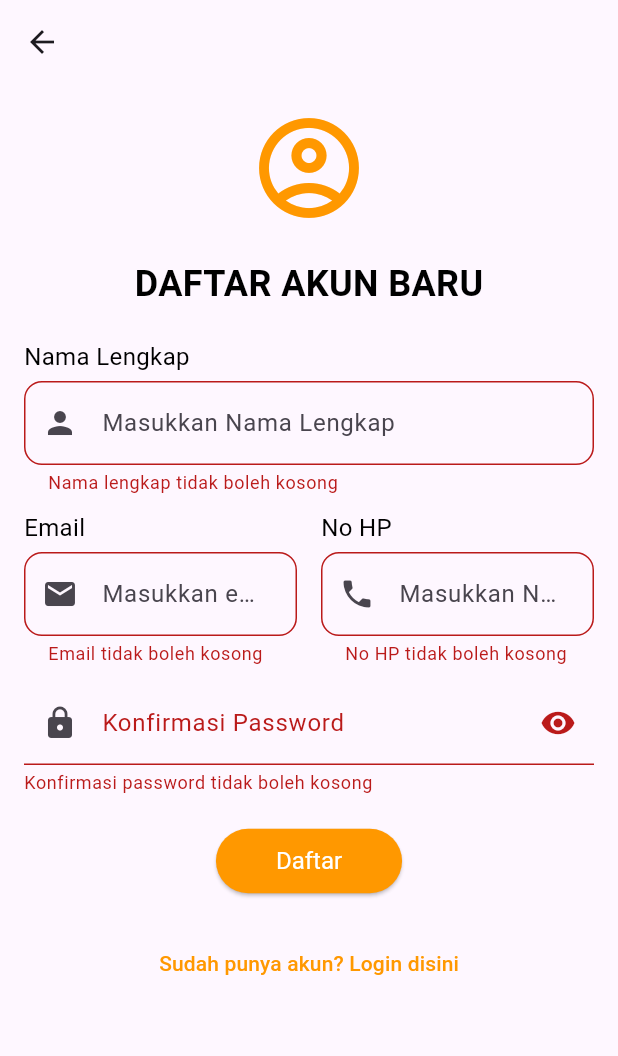
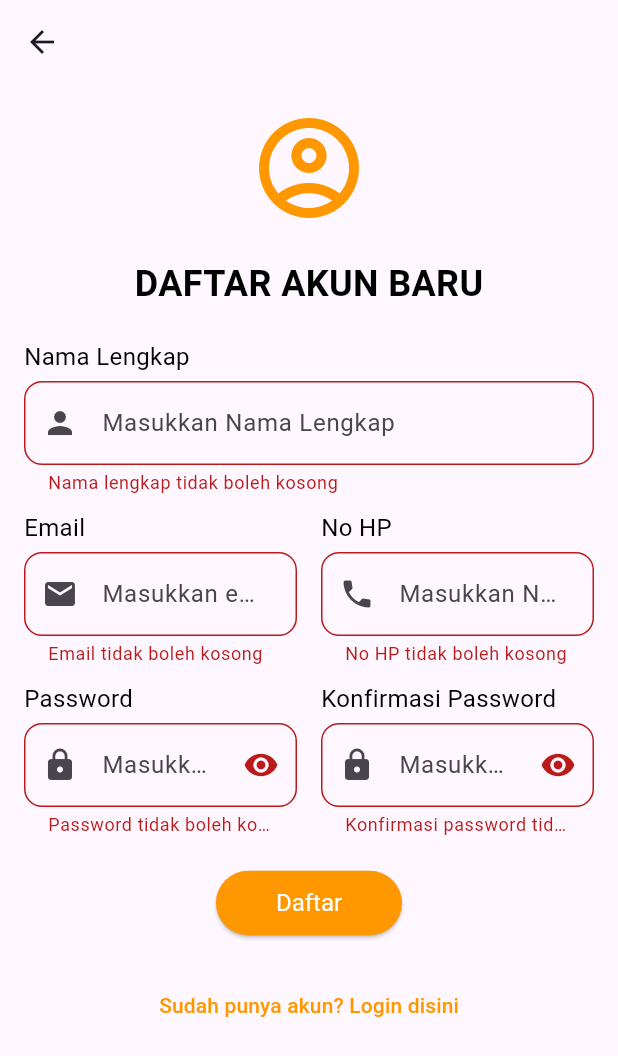
Before and after one commit to azzamaflah/20220140110_UCP1Flutter, a Flutter app: the RegisterPage screen opened directly, after a tap on "Daftar", on a phone screen of 412 x 824 dp. Shown: the top 1056 px of the screen. Run offline on Flutter 3.47's test engine with Material 3 defaults, Android fonts, the phone set to English and light mode, and no system bars.

Commit message:
membuat kolom pada password dan konfirmasi password dengan membuat border dan label nya

```diff
--- a/lib/RegisterPage.dart
+++ b/lib/RegisterPage.dart
@@ -209,14 +209,90 @@ class _RegisterPageState extends State<RegisterPage> {
               ),
               const SizedBox(height: 10),
 
+              Row(
+                children: [
+                  // Password
+                  Expanded(
+                    child: Padding(
+                      padding: const EdgeInsets.only(right: 8.0),
+                      child: Column(
+                        crossAxisAlignment: CrossAxisAlignment.start,
+                        children: [
+                          const Text(
+                            'Password',
+                            style: TextStyle(fontSize: 16, color: Colors.black),
+                          ),
+                          const SizedBox(height: 5),
+                          TextFormField(
+                            controller: passwordController,
+                            decoration: InputDecoration(
+                              prefixIcon: const Icon(Icons.lock),
+                              hintText: 'Masukkan password Anda',
+                              suffixIcon: const Icon(Icons.visibility),
+                              border: OutlineInputBorder(
+                                borderRadius: BorderRadius.circular(12.0),
+                              ),
+                              focusedBorder: OutlineInputBorder(
+                                borderRadius: BorderRadius.circular(12.0),
+                                borderSide: const BorderSide(
+                                  color: Colors.orange,
+                                  width: 2,
+                                ),
+                              ),
+                              enabledBorder: OutlineInputBorder(
+                                borderRadius: BorderRadius.circular(12.0),
+                                borderSide: const BorderSide(
+                                  color: Colors.grey,
+                                  width: 1,
+                                ),
+                              ),
+                            ),
+                            obscureText: true,
+                            validator: (value) {
+                              if (value == null || value.isEmpty) {
+                                return 'Password tidak boleh kosong';
+                              }
+                              return null;
+                            },
+                          ),
+                        ],
+                      ),
+                    ),
+                  ),
+                  // Konfirmasi Password
+                  Expanded(
+                    child: Padding(
+                      padding: const EdgeInsets.only(left: 8.0),
+                      child: Column(
+                        crossAxisAlignment: CrossAxisAlignment.start,
+                        children: [
+                          const Text(
+                            'Konfirmasi Password',
+                            style: TextStyle(fontSize: 16, color: Colors.black),
+                          ),
+                          const SizedBox(height: 5),
                           TextFormField(
                             controller: confirmPasswordController,
-                decoration: const InputDecoration(
-                  labelText: 'Konfirmasi Password',
-                  prefixIcon: Icon(Icons.lock),
-                  suffixIcon: IconButton(
-                    icon: Icon(Icons.visibility),
-                    onPressed: null,
+                            decoration: InputDecoration(
+                              prefixIcon: const Icon(Icons.lock),
+                              hintText: 'Masukkan konfirmasi password Anda',
+                              suffixIcon: const Icon(Icons.visibility),
+                              border: OutlineInputBorder(
+                                borderRadius: BorderRadius.circular(12.0),
+                              ),
+                              focusedBorder: OutlineInputBorder(
+                                borderRadius: BorderRadius.circular(12.0),
+                                borderSide: const BorderSide(
+                                  color: Colors.orange,
+                                  width: 2,
+                                ),
+                              ),
+                              enabledBorder: OutlineInputBorder(
+                                borderRadius: BorderRadius.circular(12.0),
+                                borderSide: const BorderSide(
+                                  color: Colors.grey,
+                                  width: 1,
+                                ),
                               ),
                             ),
                             obscureText: true,
@@ -226,6 +302,12 @@ class _RegisterPageState extends State<RegisterPage> {
                               }
                               return null;
                             },
+                          ),
+                        ],
+                      ),
+                    ),
+                  ),
+                ],
               ),
               const SizedBox(height: 20),
 
```
Lines whose indentation alone changed are shown as unchanged.
